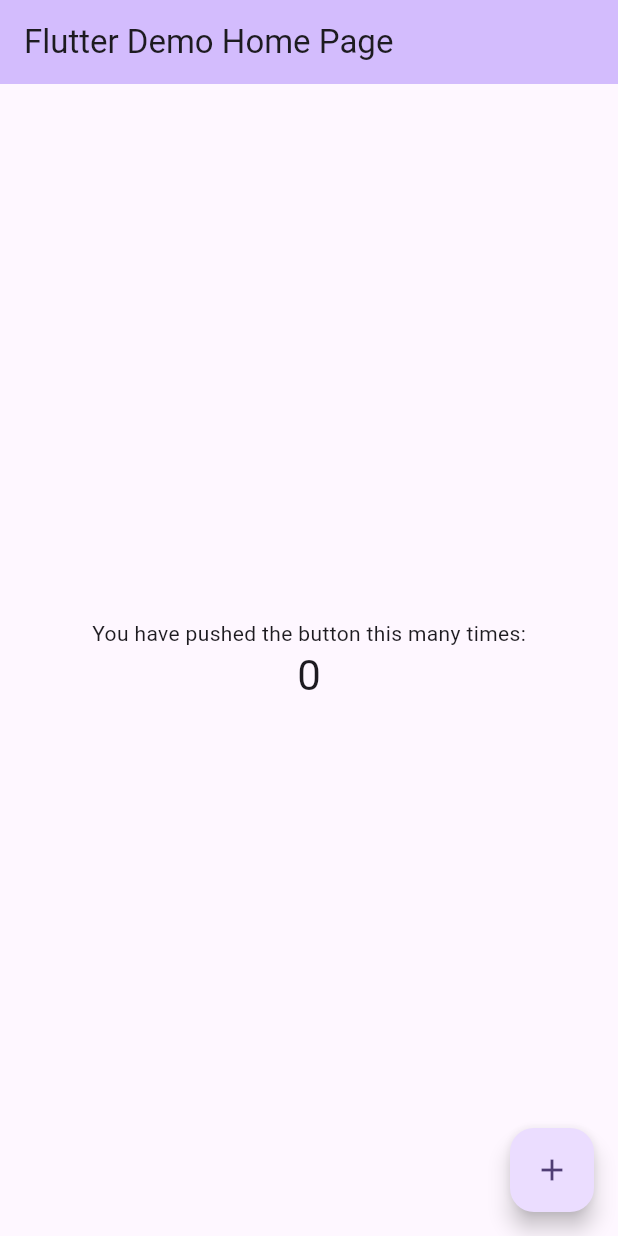
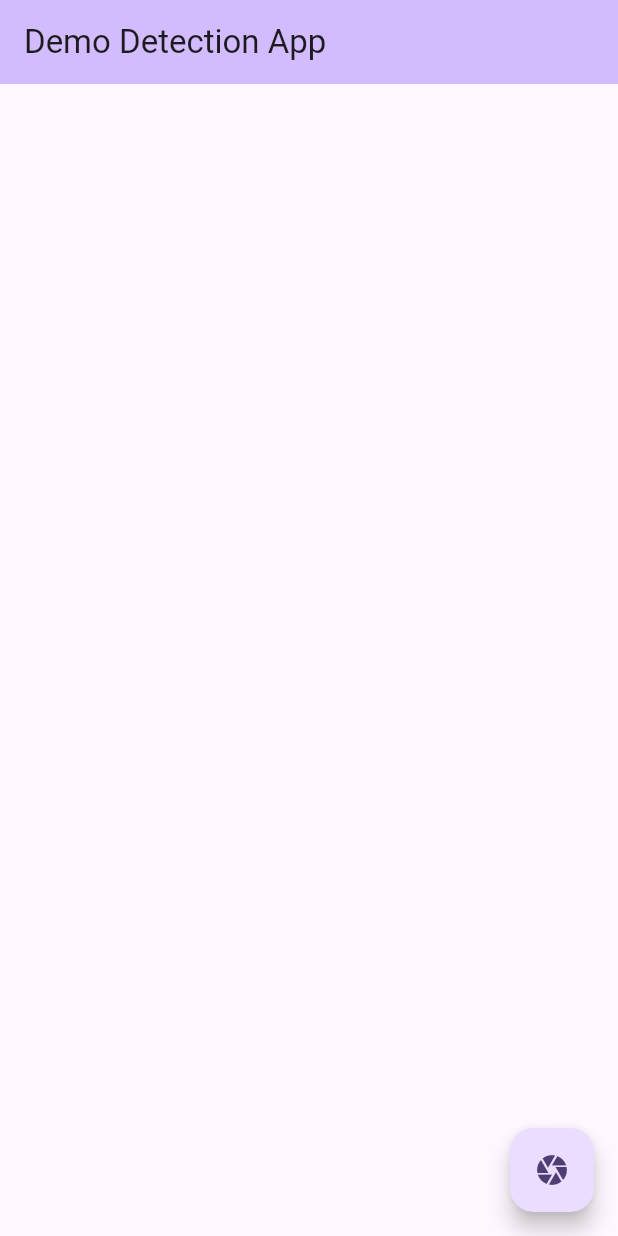
Before and after one commit to JimmyJohnes/demo_detection_app, a Flutter app: the screen it shows after launch, on a phone screen of 412 x 824 dp. Run offline on Flutter 3.47's test engine with Material 3 defaults, Android fonts, the phone set to English and light mode, and no system bars; missing offline and left inert: flutter_vision.

Commit message:
added flutter_vision library to use yolov8 models set up flutter vision object

```diff
--- a/lib/main.dart
+++ b/lib/main.dart
@@ -1,4 +1,5 @@
 import 'package:flutter/material.dart';
+import 'package:flutter_vision/flutter_vision.dart';
 
 void main() {
   runApp(const MyApp());
@@ -7,31 +8,15 @@ void main() {
 class MyApp extends StatelessWidget {
   const MyApp({super.key});
 
-  // This widget is the root of your application.
   @override
   Widget build(BuildContext context) {
     return MaterialApp(
       title: 'Flutter Demo',
       theme: ThemeData(
-        // This is the theme of your application.
-        //
-        // TRY THIS: Try running your application with "flutter run". You'll see
-        // the application has a blue toolbar. Then, without quitting the app,
-        // try changing the seedColor in the colorScheme below to Colors.green
-        // and then invoke "hot reload" (save your changes or press the "hot
-        // reload" button in a Flutter-supported IDE, or press "r" if you used
-        // the command line to start the app).
-        //
-        // Notice that the counter didn't reset back to zero; the application
-        // state is not lost during the reload. To reset the state, use hot
-        // restart instead.
-        //
-        // This works for code too, not just values: Most code changes can be
-        // tested with just a hot reload.
         colorScheme: ColorScheme.fromSeed(seedColor: Colors.deepPurple),
         useMaterial3: true,
       ),
-      home: const MyHomePage(title: 'Flutter Demo Home Page'),
+      home: const MyHomePage(title: 'Demo Detection App'),
     );
   }
 }
@@ -39,14 +24,6 @@ class MyApp extends StatelessWidget {
 class MyHomePage extends StatefulWidget {
   const MyHomePage({super.key, required this.title});
 
-  // This widget is the home page of your application. It is stateful, meaning
-  // that it has a State object (defined below) that contains fields that affect
-  // how it looks.
-
-  // This class is the configuration for the state. It holds the values (in this
-  // case the title) provided by the parent (in this case the App widget) and
-  // used by the build method of the State. Fields in a Widget subclass are
-  // always marked "final".
 
   final String title;
 
@@ -55,70 +32,21 @@ class MyHomePage extends StatefulWidget {
 }
 
 class _MyHomePageState extends State<MyHomePage> {
-  int _counter = 0;
-
-  void _incrementCounter() {
-    setState(() {
-      // This call to setState tells the Flutter framework that something has
-      // changed in this State, which causes it to rerun the build method below
-      // so that the display can reflect the updated values. If we changed
-      // _counter without calling setState(), then the build method would not be
-      // called again, and so nothing would appear to happen.
-      _counter++;
-    });
-  }
-
+  FlutterVision vision = FlutterVision();
   @override
   Widget build(BuildContext context) {
-    // This method is rerun every time setState is called, for instance as done
-    // by the _incrementCounter method above.
-    //
-    // The Flutter framework has been optimized to make rerunning build methods
-    // fast, so that you can just rebuild anything that needs updating rather
-    // than having to individually change instances of widgets.
     return Scaffold(
       appBar: AppBar(
-        // TRY THIS: Try changing the color here to a specific color (to
-        // Colors.amber, perhaps?) and trigger a hot reload to see the AppBar
-        // change color while the other colors stay the same.
         backgroundColor: Theme.of(context).colorScheme.inversePrimary,
-        // Here we take the value from the MyHomePage object that was created by
-        // the App.build method, and use it to set our appbar title.
         title: Text(widget.title),
       ),
-      body: Center(
-        // Center is a layout widget. It takes a single child and positions it
-        // in the middle of the parent.
-        child: Column(
-          // Column is also a layout widget. It takes a list of children and
-          // arranges them vertically. By default, it sizes itself to fit its
-          // children horizontally, and tries to be as tall as its parent.
-          //
-          // Column has various properties to control how it sizes itself and
-          // how it positions its children. Here we use mainAxisAlignment to
-          // center the children vertically; the main axis here is the vertical
-          // axis because Columns are vertical (the cross axis would be
-          // horizontal).
-          //
-          // TRY THIS: Invoke "debug painting" (choose the "Toggle Debug Paint"
-          // action in the IDE, or press "p" in the console), to see the
-          // wireframe for each widget.
-          mainAxisAlignment: MainAxisAlignment.center,
-          children: <Widget>[
-            const Text(
-              'You have pushed the button this many times:',
-            ),
-            Text(
-              '$_counter',
-              style: Theme.of(context).textTheme.headlineMedium,
-            ),
-          ],
-        ),
-      ),
+      body: null,
       floatingActionButton: FloatingActionButton(
-        onPressed: _incrementCounter,
-        tooltip: 'Increment',
-        child: const Icon(Icons.add),
+        onPressed: () async {
+		await vision.loadYoloModel(modelPath: "assets/model/best(1).pt", modelVersion: "yolov8", labels: "assets/labels/labels.txt");
+	},
+        tooltip: 'Open Camera',
+        child: const Icon(Icons.camera),
       ), // This trailing comma makes auto-formatting nicer for build methods.
     );
   }
```
Also changed, not shown: pubspec.yaml (+4 -3 lines), pubspec.lock, 2 other files.
